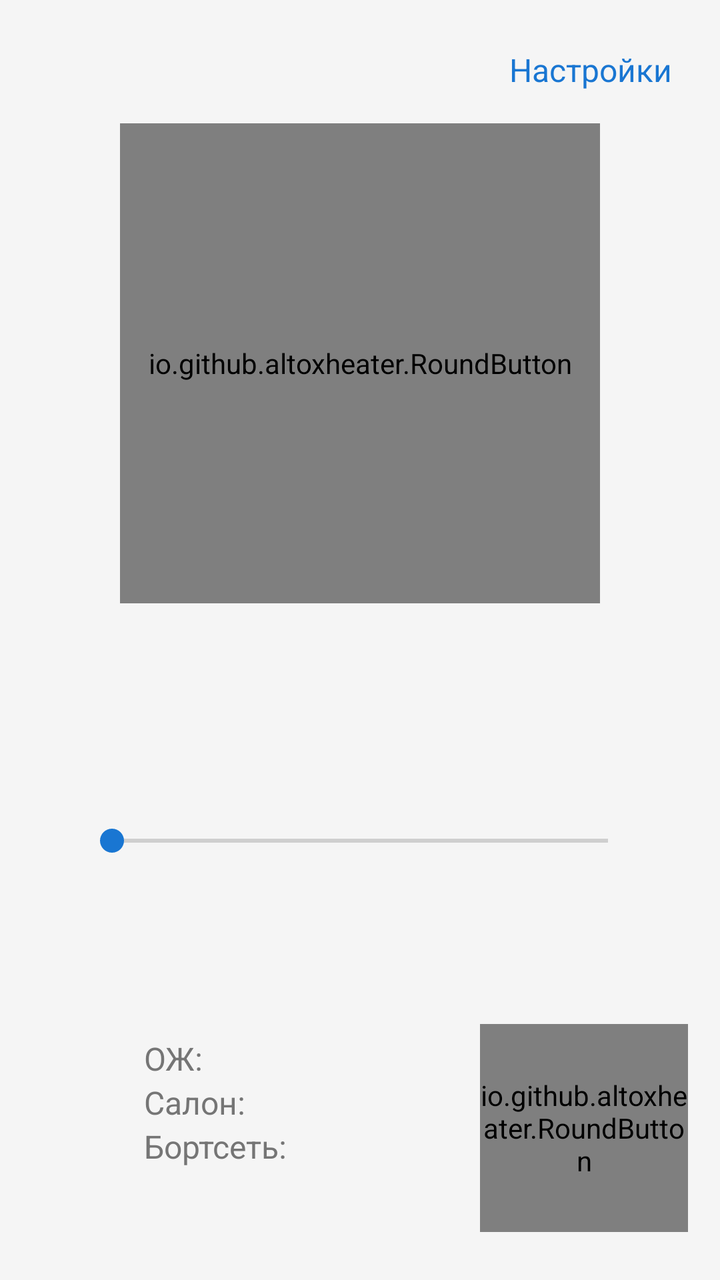
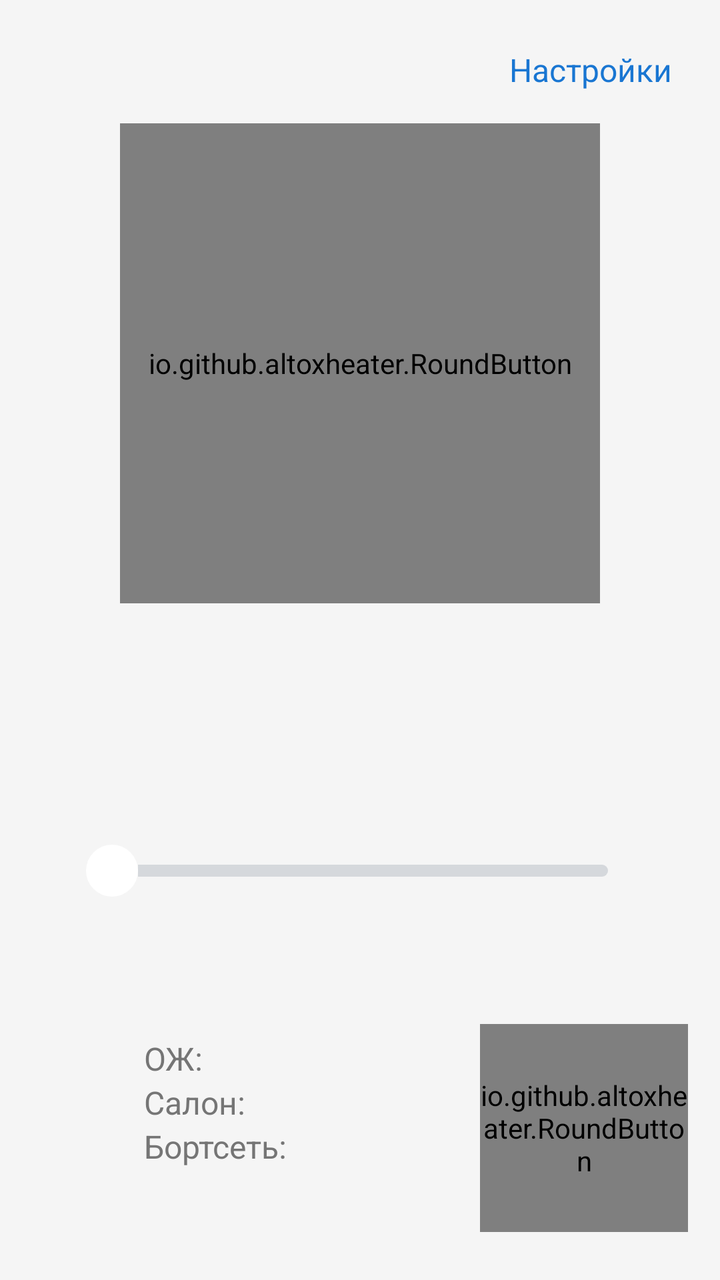

Before-and-after screenshots of an Android layout around one commit, followed by the original layout XML and the change that was made.
<!-- AndroidManifest.xml: application theme AppTheme -->
<!-- res/layout/activity_main.xml -->
<?xml version="1.0" encoding="utf-8"?>
<FrameLayout xmlns:android="http://schemas.android.com/apk/res/android"
    android:layout_width="match_parent"
    android:layout_height="match_parent"
    android:fitsSystemWindows="true">

<LinearLayout
    android:layout_width="match_parent"
    android:layout_height="match_parent"
    android:gravity="center_horizontal"
    android:orientation="vertical"
    android:padding="16dp">

    <TextView
        android:id="@+id/settings"
        android:layout_width="wrap_content"
        android:layout_height="wrap_content"
        android:layout_gravity="end"
        android:background="?android:attr/selectableItemBackground"
        android:padding="8dp"
        android:text="@string/settings"
        android:textColor="@color/accent"
        android:textSize="16sp" />

    <io.github.altoxheater.RoundButton
        android:id="@+id/power"
        android:layout_width="240dp"
        android:layout_height="240dp"
        android:layout_marginTop="8dp" />

    <TextView
        android:id="@+id/caption"
        android:layout_width="wrap_content"
        android:layout_height="wrap_content"
        android:layout_marginTop="16dp"
        android:textColor="@color/text"
        android:textSize="20sp" />

    <TextView
        android:id="@+id/message"
        android:layout_width="wrap_content"
        android:layout_height="wrap_content"
        android:layout_marginTop="6dp"
        android:gravity="center"
        android:textColor="@color/error"
        android:textSize="15sp" />

    
    <LinearLayout
        android:layout_width="248dp"
        android:layout_height="wrap_content"
        android:layout_marginTop="16dp"
        android:orientation="horizontal">

        <TextView
            android:id="@+id/minutesTitle"
            android:layout_width="0dp"
            android:layout_height="wrap_content"
            android:layout_weight="1"
            android:textColor="@color/text_secondary"
            android:textSize="15sp" />

        <TextView
            android:id="@+id/minutesLabel"
            android:layout_width="wrap_content"
            android:layout_height="wrap_content"
            android:fontFeatureSettings="tnum"
            android:textColor="@color/text"
            android:textSize="15sp" />
    </LinearLayout>

    <SeekBar
        android:id="@+id/minutes"
        android:layout_width="280dp"
        android:layout_height="wrap_content"
        android:layout_marginTop="4dp" />

    <Space
        android:layout_width="0dp"
        android:layout_height="0dp"
        android:layout_weight="1" />

    <LinearLayout
        android:layout_width="match_parent"
        android:layout_height="wrap_content"
        android:layout_marginBottom="8dp"
        android:gravity="center_vertical"
        android:orientation="horizontal">

        <LinearLayout
            android:id="@+id/statusBlock"
            android:layout_width="0dp"
            android:layout_height="wrap_content"
            android:layout_weight="1"
            android:orientation="vertical">

            <LinearLayout
                android:layout_width="wrap_content"
                android:layout_height="wrap_content"
                android:gravity="center_vertical"
                android:orientation="horizontal">

                <ImageView
                    android:id="@+id/flame"
                    android:layout_width="44dp"
                    android:layout_height="44dp"
                    android:layout_marginEnd="12dp" />

                <TextView
                    android:id="@+id/statusLabels"
                    android:layout_width="wrap_content"
                    android:layout_height="wrap_content"
                    android:lineSpacingExtra="3dp"
                    android:text="ОЖ:\nСалон:\nБортсеть:"
                    android:textColor="@color/text_secondary"
                    android:textSize="16sp" />

                
                <TextView
                    android:id="@+id/statusInfo"
                    android:layout_width="wrap_content"
                    android:layout_height="wrap_content"
                    android:layout_marginStart="12dp"
                    android:gravity="end"
                    android:lineSpacingExtra="3dp"
                    android:textColor="@color/text"
                    android:textSize="16sp" />
            </LinearLayout>

            <TextView
                android:id="@+id/statusTime"
                android:layout_width="wrap_content"
                android:layout_height="wrap_content"
                android:layout_marginTop="8dp"
                android:ellipsize="end"
                android:fontFeatureSettings="tnum"
                android:maxLines="1"
                android:textColor="@color/text_secondary"
                android:textSize="13sp" />
        </LinearLayout>

        <io.github.altoxheater.RoundButton
            android:id="@+id/status"
            android:layout_width="104dp"
            android:layout_height="104dp"
            android:layout_marginStart="12dp" />
    </LinearLayout>
</LinearLayout>
</FrameLayout>
<!-- resources referenced by this layout -->
<resources>
  <color name="accent">#1976D2</color>
  <color name="error">#C62828</color>
  <color name="text">#212121</color>
  <color name="text_secondary">#757575</color>
  <string name="settings">Настройки</string>
  <style name="AppTheme" parent="android:Theme.Material.Light.NoActionBar">
          <item name="android:colorPrimary">@color/accent</item>
          <item name="android:colorAccent">@color/accent</item>
          <item name="android:windowBackground">@color/background</item>
          <item name="android:statusBarColor">@color/background</item>
          <item name="android:navigationBarColor">@color/background</item>
          <item name="android:windowLightStatusBar">true</item>
      </style>
  <color name="background">#F5F5F5</color>
</resources>

<!-- the commit's change to res/layout/activity_main.xml (unified diff, before → after) -->
@@ -46,6 +46,7 @@
         android:textSize="15sp" />
 
     
+    
     <LinearLayout
         android:layout_width="248dp"
         android:layout_height="wrap_content"
@@ -69,11 +70,15 @@
             android:textSize="15sp" />
     </LinearLayout>
 
+    
     <SeekBar
         android:id="@+id/minutes"
         android:layout_width="280dp"
-        android:layout_height="wrap_content"
-        android:layout_marginTop="4dp" />
+        android:layout_height="56dp"
+        android:paddingStart="16dp"
+        android:paddingEnd="16dp"
+        android:progressDrawable="@drawable/slider_track"
+        android:thumb="@drawable/slider_thumb" />
 
     <Space
         android:layout_width="0dp"
<!-- resource entries referenced after the edit -->
@@ -4,6 +4,36 @@
   <color name="error">#C62828</color>
   <color name="text">#212121</color>
   <color name="text_secondary">#757575</color>
+  <!-- drawable slider_thumb (drawable) -->
+  <?xml version="1.0" encoding="utf-8"?>
+  <shape xmlns:android="http://schemas.android.com/apk/res/android" android:shape="oval">
+      <solid android:color="#FFFFFF" />
+      <size android:width="26dp" android:height="26dp" />
+  </shape>
+  <!-- drawable slider_track (drawable) -->
+  <?xml version="1.0" encoding="utf-8"?>
+  <layer-list xmlns:android="http://schemas.android.com/apk/res/android">
+      <item
+          android:id="@android:id/background"
+          android:gravity="center_vertical|fill_horizontal">
+          <shape>
+              <corners android:radius="3dp" />
+              <size android:height="6dp" />
+              <solid android:color="#D5D8DC" />
+          </shape>
+      </item>
+      <item
+          android:id="@android:id/progress"
+          android:gravity="center_vertical|fill_horizontal">
+          <scale android:scaleWidth="100%">
+              <shape>
+                  <corners android:radius="3dp" />
+                  <size android:height="6dp" />
+                  <solid android:color="#FFFFFF" />
+              </shape>
+          </scale>
+      </item>
+  </layer-list>
   <string name="settings">Настройки</string>
   <style name="AppTheme" parent="android:Theme.Material.Light.NoActionBar">
           <item name="android:colorPrimary">@color/accent</item>
